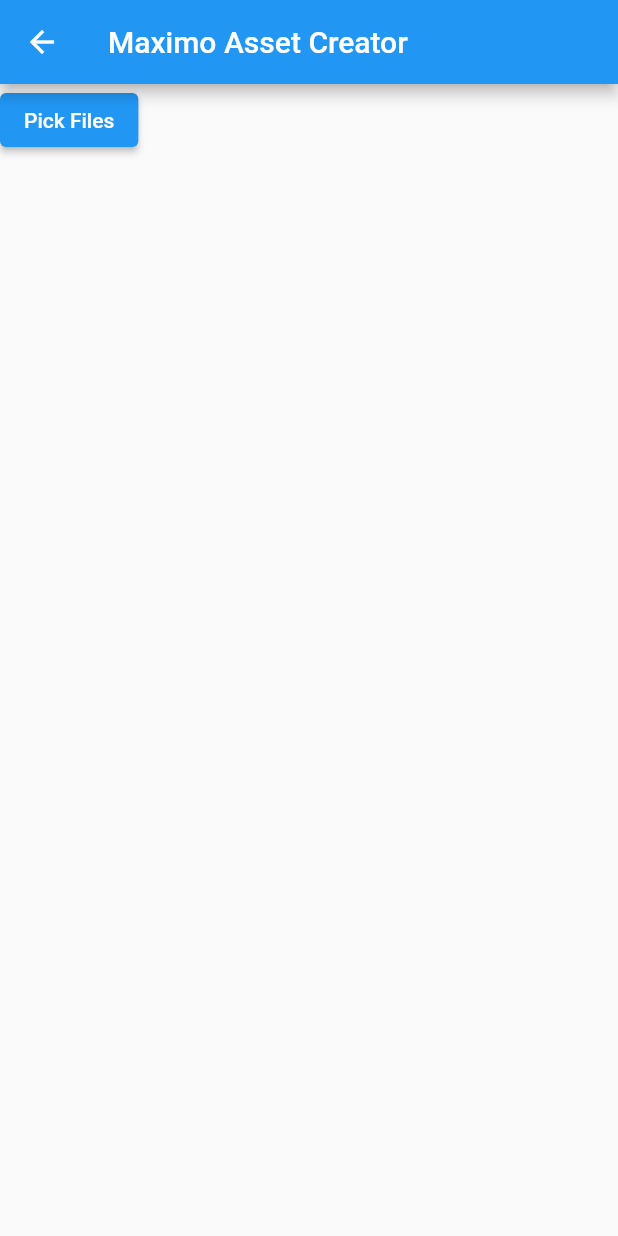
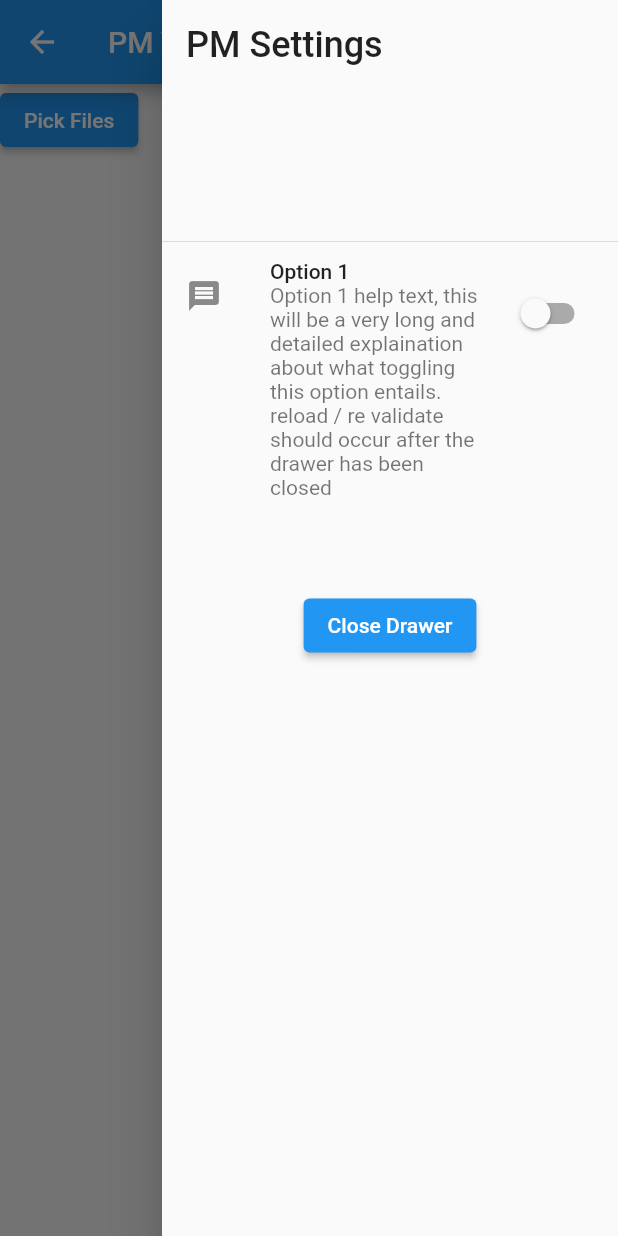
Before and after one commit to jonathanmajh/iko_reliability, a Flutter app: the PmCheckPage screen opened by its route, with the side drawer open (before the commit the screen has no drawer), on a phone screen of 412 x 824 dp. Run offline on Flutter 3.47's test engine with Material 2 defaults, Android fonts, the phone set to English and light mode, and no system bars; our stand-ins replace auto_route, dropdown_search, file_picker; missing offline and left inert: pluto_grid; network calls fail.

Commit message:
right drawer

```diff
--- a/lib/admin/pm_check.dart
+++ b/lib/admin/pm_check.dart
@@ -17,6 +17,7 @@ class _PmCheckPageState extends State<PmCheckPage> {
   Map<String, Map<String, dynamic>> observationList = {};
   Map<String, String> workOrderType = {};
   List<PlatformFile> templates = [];
+  bool optionOne = false;
 
   void _show(toastMsg) {
     final msg = toastMsg;
@@ -47,11 +48,28 @@ class _PmCheckPageState extends State<PmCheckPage> {
     super.initState();
   }
 
+  void toggleOptionOne(bool value) {
+    if (optionOne) {
+      setState(() {
+        optionOne = false;
+        // reset table
+      });
+    } else {
+      setState(() {
+        optionOne = true;
+      });
+    }
+  }
+
+  void _closeEndDrawer() {
+    Navigator.of(context).pop();
+  }
+
   @override
   Widget build(BuildContext context) {
     return Scaffold(
       appBar: AppBar(
-        title: const Text("Maximo Asset Creator"),
+        title: const Text("PM Verify and Upload"),
       ),
       body: ElevatedButton(
         onPressed: () {
@@ -59,6 +77,33 @@ class _PmCheckPageState extends State<PmCheckPage> {
         },
         child: const Text('Pick Files'),
       ),
+      endDrawer: Drawer(
+        child: ListView(
+          children: <Widget>[
+            const DrawerHeader(
+                child: Text(
+              'PM Settings',
+              style: TextStyle(fontSize: 24),
+            )),
+            ListTile(
+              leading: const Icon(Icons.message),
+              title: const Text('Option 1'),
+              subtitle: const Text(
+                  'Option 1 help text, this will be a very long and detailed explaination about what toggling this option entails. reload / re validate should occur after the drawer has been closed'),
+              trailing: Switch(value: optionOne, onChanged: toggleOptionOne),
+            ),
+            const ListTile(
+            // a spacer
+              title: Text(''),
+            ),
+            Center(
+                child: ElevatedButton(
+              onPressed: _closeEndDrawer,
+              child: const Text('Close Drawer'),
+            )),
+          ],
+        ),
+      ),
     );
   }
 }
```
